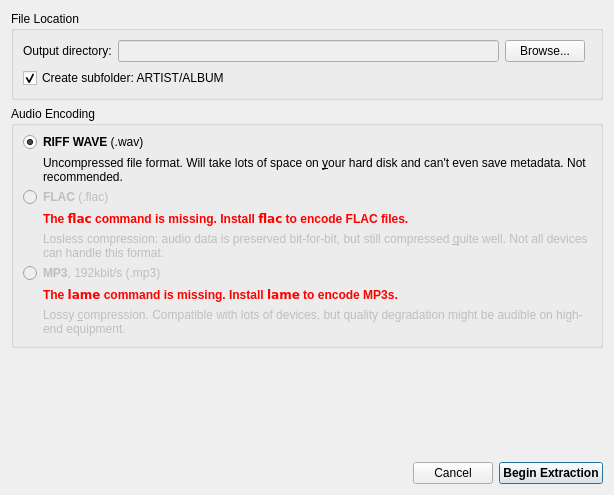
Old version of the form extractparametersdialog.ui in the repository genosse-einhorn/cdda-extractor.
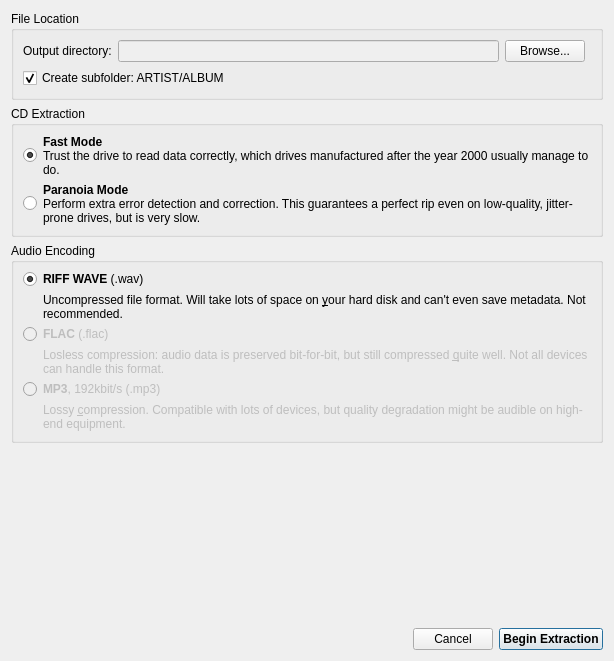
New version of the form. Custom widgets are drawn as their Qt base class.

Commit message: Add paranoia code from cdrdao (as option during extraction)

```diff
--- a/extractparametersdialog.ui
+++ b/extractparametersdialog.ui
@@ -7,7 +7,7 @@
     <x>0</x>
     <y>0</y>
     <width>614</width>
-    <height>495</height>
+    <height>661</height>
    </rect>
   </property>
   <property name="windowTitle">
@@ -57,6 +57,77 @@
      </layout>
     </widget>
    </item>
+   <item>
+    <widget class="QGroupBox" name="groupBox_3">
+     <property name="title">
+      <string>CD Extraction</string>
+     </property>
+     <layout class="QGridLayout" name="gridLayout_3">
+      <item row="2" column="0">
+       <widget class="QRadioButton" name="rbParanoiaExtract">
+        <property name="text">
+         <string/>
+        </property>
+       </widget>
+      </item>
+      <item row="0" column="1">
+       <widget class="ClickableBuddyLabel" name="label_8">
+        <property name="sizePolicy">
+         <sizepolicy hsizetype="Expanding" vsizetype="Preferred">
+          <horstretch>0</horstretch>
+          <verstretch>0</verstretch>
+         </sizepolicy>
+        </property>
+        <property name="text">
+         <string>&lt;b&gt;Fast Mode&lt;/b&gt;&lt;br&gt;
+Trust the drive to read data correctly, which drives manufactured after the year 2000 usually manage to do.</string>
+        </property>
+        <property name="wordWrap">
+         <bool>true</bool>
+        </property>
+        <property name="buddy">
+         <cstring>rbFastExtract</cstring>
+        </property>
+       </widget>
+      </item>
+      <item row="0" column="0">
+       <widget class="QRadioButton" name="rbFastExtract">
+        <property name="sizePolicy">
+         <sizepolicy hsizetype="Minimum" vsizetype="Fixed">
+          <horstretch>0</horstretch>
+          <verstretch>0</verstretch>
+         </sizepolicy>
+        </property>
+        <property name="text">
+         <string/>
+        </property>
+        <property name="checked">
+         <bool>true</bool>
+        </property>
+       </widget>
+      </item>
+      <item row="2" column="1">
+       <widget class="ClickableBuddyLabel" name="label_9">
+        <property name="sizePolicy">
+         <sizepolicy hsizetype="Expanding" vsizetype="Preferred">
+          <horstretch>0</horstretch>
+          <verstretch>0</verstretch>
+         </sizepolicy>
+        </property>
+        <property name="text">
+         <string>&lt;b&gt;Paranoia Mode&lt;/b&gt;&lt;br&gt;Perform extra error detection and correction. This guarantees a perfect rip even on low-quality, jitter-prone drives, but is very slow.</string>
+        </property>
+        <property name="wordWrap">
+         <bool>true</bool>
+        </property>
+        <property name="buddy">
+         <cstring>rbParanoiaExtract</cstring>
+        </property>
+       </widget>
+      </item>
+     </layout>
+    </widget>
+   </item>
    <item>
     <widget class="QGroupBox" name="groupBox_2">
      <property name="title">
@@ -83,7 +154,7 @@
         </property>
        </widget>
       </item>
-      <item row="5" column="1">
+      <item row="4" column="1">
        <widget class="ClickableBuddyLabel" name="label_4">
         <property name="enabled">
          <bool>false</bool>
@@ -96,7 +167,7 @@
         </property>
        </widget>
       </item>
-      <item row="5" column="0">
+      <item row="4" column="0">
        <widget class="QRadioButton" name="rbMp3">
         <property name="enabled">
          <bool>false</bool>
@@ -122,7 +193,7 @@
         </property>
        </widget>
       </item>
-      <item row="7" column="1">
+      <item row="5" column="1">
        <widget class="ClickableBuddyLabel" name="label_7">
         <property name="enabled">
          <bool>false</bool>
@@ -144,16 +215,6 @@
         </property>
        </widget>
       </item>
-      <item row="3" column="1">
-       <widget class="QLabel" name="lFlacNotFound">
-        <property name="enabled">
-         <bool>false</bool>
-        </property>
-        <property name="text">
-         <string>&lt;font color=red&gt;&lt;b&gt;The &lt;code&gt;flac&lt;/code&gt; command is missing. Install &lt;code&gt;flac&lt;/code&gt; to encode FLAC files.</string>
-        </property>
-       </widget>
-      </item>
       <item row="1" column="1">
        <widget class="ClickableBuddyLabel" name="label_5">
         <property name="sizePolicy">
@@ -173,7 +234,7 @@
         </property>
        </widget>
       </item>
-      <item row="4" column="1">
+      <item row="3" column="1">
        <widget class="ClickableBuddyLabel" name="label_6">
         <property name="enabled">
          <bool>false</bool>
@@ -202,16 +263,6 @@
         </property>
        </widget>
       </item>
-      <item row="6" column="1">
-       <widget class="QLabel" name="lLameNotFound">
-        <property name="enabled">
-         <bool>false</bool>
-        </property>
-        <property name="text">
-         <string>&lt;b&gt;&lt;font color=red&gt;The &lt;code&gt;lame&lt;/code&gt; command is missing. Install &lt;code&gt;lame&lt;/code&gt; to encode MP3s.</string>
-        </property>
-       </widget>
-      </item>
      </layout>
     </widget>
    </item>
```
The commit also changes 20 other files.
